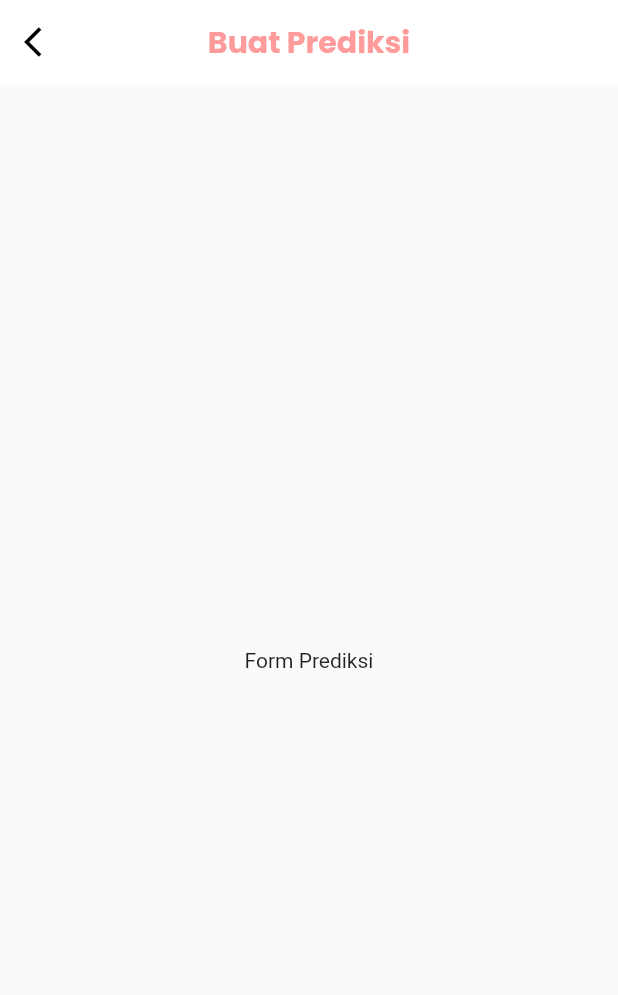
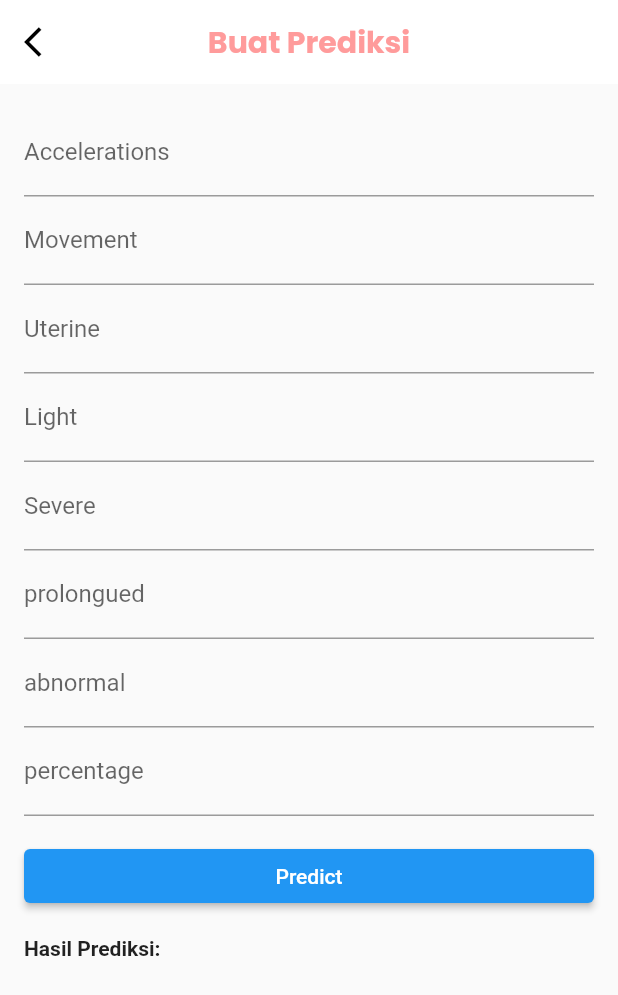
Before and after one commit to meisyaamanda/janin, a Flutter app: the PrediksiForm screen opened directly, on a phone screen of 412 x 824 dp. Shown: the top 995 px of the screen. Run offline on Flutter 3.47's test engine with Material 2 defaults, Android fonts, the phone set to English and light mode, and no system bars; our stand-ins replace cloud_firestore, firebase_auth, firebase_core, google_fonts, google_sign_in; accounts and stored records are empty; network calls fail.

Commit message:
connect flask

```diff
--- a/lib/view/home/prediksi.dart
+++ b/lib/view/home/prediksi.dart
@@ -1,5 +1,6 @@
+import 'dart:convert';
 import 'package:flutter/material.dart';
-
+import 'package:http/http.dart' as http;
 import '../../theme.dart';
 
 class PrediksiForm extends StatefulWidget {
@@ -10,6 +11,49 @@ class PrediksiForm extends StatefulWidget {
 }
 
 class _PrediksiFormState extends State<PrediksiForm> {
+  final TextEditingController accelerationsController = TextEditingController();
+  final TextEditingController movementController = TextEditingController();
+  final TextEditingController uterineController = TextEditingController();
+  final TextEditingController lightController = TextEditingController();
+  final TextEditingController severeController = TextEditingController();
+  final TextEditingController prolonguedController = TextEditingController();
+  final TextEditingController abnormalController = TextEditingController();
+  final TextEditingController percentageController = TextEditingController();
+  String result = "";
+
+  Future<void> predictJanin() async {
+    final url =
+        'http://192.168.1.12:5000/predict'; // Ganti dengan alamat Flask server
+    final headers = {'Content-Type': 'application/json'};
+    final data = {
+      'accelerations': accelerationsController.text,
+      'movement': movementController.text,
+      'uterine': uterineController.text,
+      'light': lightController.text,
+      'severe': severeController.text,
+      'prolongued': prolonguedController.text,
+      'abnormal': abnormalController.text,
+      'percentage': percentageController.text,
+    };
+
+    var response = await http.post(
+      Uri.parse(url),
+      headers: headers,
+      body: jsonEncode(data),
+    );
+
+    if (response.statusCode == 200) {
+      final responseData = jsonDecode(response.body);
+      setState(() {
+        result = responseData['result'] == 1 ? 'Normal' : 'Abnormal';
+      });
+    } else {
+      setState(() {
+        result = 'Error: ${response.statusCode}';
+      });
+    }
+  }
+
   @override
   Widget build(BuildContext context) {
     return Scaffold(
@@ -28,9 +72,72 @@ class _PrediksiFormState extends State<PrediksiForm> {
         title: Text('Buat Prediksi', style: appBarStyle,),
         centerTitle: true,
       ),
-      body: SafeArea(
-        child: Center(
-          child: Text('Form Prediksi'),
+      body: SingleChildScrollView(
+        padding: EdgeInsets.all(16),
+        child: Column(
+          crossAxisAlignment: CrossAxisAlignment.stretch,
+          children: [
+            TextField(
+              controller: accelerationsController,
+              keyboardType: TextInputType.number,
+              textInputAction: TextInputAction.next,
+              decoration: InputDecoration(labelText: 'Accelerations'),
+            ),
+            TextField(
+              controller: movementController,
+              keyboardType: TextInputType.number,
+              textInputAction: TextInputAction.next,
+              decoration: InputDecoration(labelText: 'Movement'),
+            ),
+            TextField(
+              controller: uterineController,
+              keyboardType: TextInputType.number,
+              textInputAction: TextInputAction.next,
+              decoration: InputDecoration(labelText: 'Uterine'),
+            ),
+            TextField(
+              controller: lightController,
+              keyboardType: TextInputType.number,
+              textInputAction: TextInputAction.next,
+              decoration: InputDecoration(labelText: 'Light'),
+            ),
+            TextField(
+              controller: severeController,
+              keyboardType: TextInputType.number,
+              textInputAction: TextInputAction.next,
+              decoration: InputDecoration(labelText: 'Severe'),
+            ),
+            TextField(
+              controller: prolonguedController,
+              keyboardType: TextInputType.number,
+              textInputAction: TextInputAction.next,
+              decoration: InputDecoration(labelText: 'prolongued'),
+            ),
+            TextField(
+              controller: abnormalController,
+              keyboardType: TextInputType.number,
+              textInputAction: TextInputAction.next,
+              decoration: InputDecoration(labelText: 'abnormal'),
+            ),
+            TextField(
+              controller: percentageController,
+              keyboardType: TextInputType.number,
+              textInputAction: TextInputAction.done,
+              decoration: InputDecoration(labelText: 'percentage'),
+            ),
+            // Tambahkan TextField lain untuk atribut lainnya
+            SizedBox(height: 16),
+            ElevatedButton(
+              onPressed: predictJanin,
+              child: Text('Predict'),
+            ),
+            SizedBox(height: 16),
+            Text(
+              'Hasil Prediksi:',
+              style: TextStyle(fontWeight: FontWeight.bold),
+            ),
+            Text(result),
+          ],
         ),
       ),
     );
--- a/pubspec.yaml
+++ b/pubspec.yaml
@@ -42,6 +42,7 @@ dependencies:
   firebase_auth: ^4.6.3
   google_sign_in: ^6.1.4
   provider: ^6.0.5
+  http: ^1.1.0
 
 dev_dependencies:
   flutter_test:
```
Also changed, not shown: pubspec.lock.
